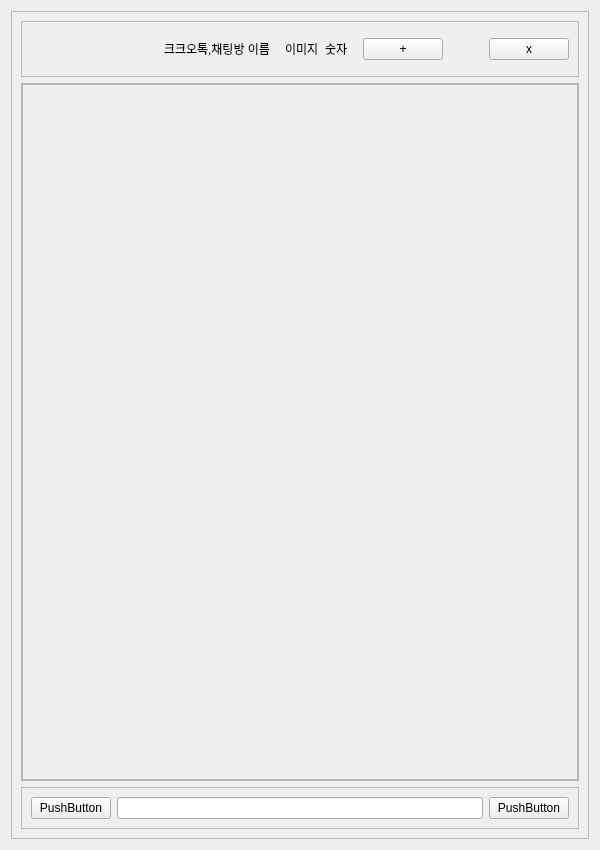
lee991229/KKOTalk, file Code/front/ui/page_talk_room_ui.ui: the form before one commit.
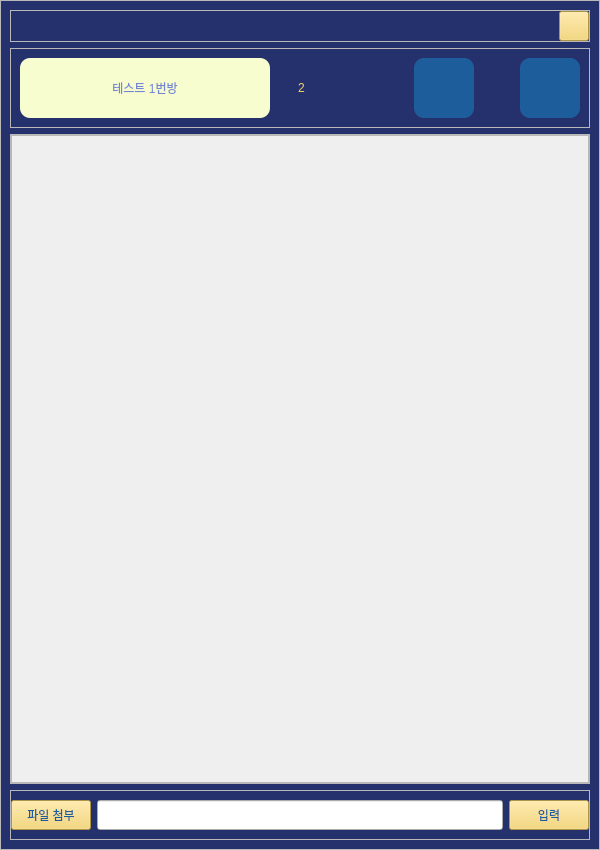
The form after the commit. Icons and pictures are not drawn.

Commit message: 팀장님의 ui스타일시트 수정 및 리소스 추가 컴버팅 파일 수정 변수,함수명 수정

```diff
--- a/Code/front/ui/page_talk_room_ui.ui
+++ b/Code/front/ui/page_talk_room_ui.ui
@@ -14,9 +14,95 @@
    <string>Form</string>
   </property>
   <property name="styleSheet">
-   <string notr="true"/>
+   <string notr="true">#talk_room_widget {
+	background-color: #25316D;
+	color: #1D5D9B;
+}
+
+
+QLabel{
+	color: #1D5D9B;
+	font: bold 16pt &quot;나눔고딕&quot;;
+}
+
+QPushButton{
+	background-color:#F4D160;
+	color: #1D5D9B;
+	font: bold 12pt &quot;나눔고딕&quot;;
+}
+
+QPushButton:hover{
+	background-color:#FFFF9D;
+}
+
+QPushButton:pressed{
+	background-color:#FEF5AC;
+}
+
+#btn_member_plus,
+#btn_member_minus
+{
+	background-color:#1D5D9B;
+	border-radius:10px;
+}
+
+#btn_member_plus:hover,
+#btn_member_minus:hover
+{
+	background-color:#B0DAFF;
+}
+
+#btn_member_plus:pressed,
+#btn_member_minus:pressed
+{
+	background-color:#9AC5F4;
+}
+
+#widget_title_wrapper{
+	background-color:#F8FDCF;
+	border-radius:10px;
+}
+
+
+#widget_title_wrapper #label_member_count{
+	color: #453C67;
+}
+#header_frame #label_member_count:hover{
+	color: #FBEEAC
+}
+
+
+#label_title{
+	font: bold 20pt &quot;나눔고딕&quot;;
+	color: #7286D3;
+}
+#label_member_count{
+	font: bold 15pt &quot;나눔고딕&quot;;
+	color: #F4D160;
+}
+
+QLineEdit{
+	color: #1D5D9B;
+	font: bold 12pt &quot;나눔고딕&quot;;
+}
+</string>
   </property>
   <layout class="QVBoxLayout" name="verticalLayout">
+   <property name="spacing">
+    <number>0</number>
+   </property>
+   <property name="leftMargin">
+    <number>0</number>
+   </property>
+   <property name="topMargin">
+    <number>0</number>
+   </property>
+   <property name="rightMargin">
+    <number>0</number>
+   </property>
+   <property name="bottomMargin">
+    <number>0</number>
+   </property>
    <item>
     <widget class="QFrame" name="frame_3">
      <property name="frameShape">
@@ -27,7 +113,73 @@
      </property>
      <layout class="QVBoxLayout" name="verticalLayout_3">
       <item>
-       <widget class="QFrame" name="frame_2">
+       <widget class="QFrame" name="frame_title">
+        <property name="frameShape">
+         <enum>QFrame::StyledPanel</enum>
+        </property>
+        <property name="frameShadow">
+         <enum>QFrame::Raised</enum>
+        </property>
+        <layout class="QHBoxLayout" name="horizontalLayout_4">
+         <property name="spacing">
+          <number>0</number>
+         </property>
+         <property name="leftMargin">
+          <number>0</number>
+         </property>
+         <property name="topMargin">
+          <number>0</number>
+         </property>
+         <property name="rightMargin">
+          <number>0</number>
+         </property>
+         <property name="bottomMargin">
+          <number>0</number>
+         </property>
+         <item>
+          <spacer name="horizontalSpacer_3">
+           <property name="orientation">
+            <enum>Qt::Horizontal</enum>
+           </property>
+           <property name="sizeType">
+            <enum>QSizePolicy::Expanding</enum>
+           </property>
+           <property name="sizeHint" stdset="0">
+            <size>
+             <width>200</width>
+             <height>20</height>
+            </size>
+           </property>
+          </spacer>
+         </item>
+         <item>
+          <widget class="QPushButton" name="btn_flist_close">
+           <property name="minimumSize">
+            <size>
+             <width>30</width>
+             <height>30</height>
+            </size>
+           </property>
+           <property name="maximumSize">
+            <size>
+             <width>30</width>
+             <height>30</height>
+            </size>
+           </property>
+           <property name="text">
+            <string/>
+           </property>
+           <property name="icon">
+            <iconset resource="../src_img/my_qrc.qrc">
+             <normaloff>:/newPrefix/x.svg</normaloff>:/newPrefix/x.svg</iconset>
+           </property>
+          </widget>
+         </item>
+        </layout>
+       </widget>
+      </item>
+      <item>
+       <widget class="QFrame" name="header_frame">
         <property name="frameShape">
          <enum>QFrame::StyledPanel</enum>
         </property>
@@ -36,49 +188,89 @@
         </property>
         <layout class="QHBoxLayout" name="horizontalLayout_2">
          <item>
-          <spacer name="horizontalSpacer">
-           <property name="orientation">
-            <enum>Qt::Horizontal</enum>
-           </property>
-           <property name="sizeHint" stdset="0">
+          <widget class="QWidget" name="widget_title_wrapper" native="true">
+           <property name="minimumSize">
             <size>
-             <width>40</width>
-             <height>20</height>
+             <width>250</width>
+             <height>0</height>
             </size>
            </property>
-          </spacer>
-         </item>
-         <item alignment="Qt::AlignHCenter">
-          <widget class="QLabel" name="label">
-           <property name="text">
-            <string>크크오톡,채팅방 이름</string>
-           </property>
+           <layout class="QHBoxLayout" name="horizontalLayout_3">
+            <item>
+             <widget class="QLabel" name="label_title">
+              <property name="text">
+               <string>테스트 1번방</string>
+              </property>
+              <property name="alignment">
+               <set>Qt::AlignCenter</set>
+              </property>
+             </widget>
+            </item>
+           </layout>
           </widget>
          </item>
          <item>
           <widget class="QWidget" name="widget_member_count" native="true">
            <layout class="QHBoxLayout" name="horizontalLayout">
             <item>
-             <widget class="QLabel" name="label_2">
+             <widget class="QLabel" name="label_member_icon">
               <property name="text">
-               <string>이미지</string>
+               <string/>
+              </property>
+              <property name="pixmap">
+               <pixmap resource="../src_img/my_qrc.qrc">:/newPrefix/user.svg</pixmap>
               </property>
              </widget>
             </item>
             <item>
-             <widget class="QLabel" name="label_3">
+             <widget class="QLabel" name="label_member_count">
               <property name="text">
-               <string>숫자</string>
+               <string>2</string>
               </property>
              </widget>
             </item>
            </layout>
           </widget>
          </item>
+         <item>
+          <spacer name="horizontalSpacer">
+           <property name="orientation">
+            <enum>Qt::Horizontal</enum>
+           </property>
+           <property name="sizeHint" stdset="0">
+            <size>
+             <width>40</width>
+             <height>20</height>
+            </size>
+           </property>
+          </spacer>
+         </item>
          <item>
           <widget class="QPushButton" name="btn_member_plus">
+           <property name="minimumSize">
+            <size>
+             <width>60</width>
+             <height>60</height>
+            </size>
+           </property>
+           <property name="maximumSize">
+            <size>
+             <width>60</width>
+             <height>60</height>
+            </size>
+           </property>
            <property name="text">
-            <string>+</string>
+            <string/>
+           </property>
+           <property name="icon">
+            <iconset resource="../src_img/my_qrc.qrc">
+             <normaloff>:/newPrefix/user-plus.svg</normaloff>:/newPrefix/user-plus.svg</iconset>
+           </property>
+           <property name="iconSize">
+            <size>
+             <width>40</width>
+             <height>40</height>
+            </size>
            </property>
           </widget>
          </item>
@@ -99,9 +291,31 @@
           </spacer>
          </item>
          <item>
-          <widget class="QPushButton" name="pushButton">
+          <widget class="QPushButton" name="btn_member_minus">
+           <property name="minimumSize">
+            <size>
+             <width>60</width>
+             <height>60</height>
+            </size>
+           </property>
+           <property name="maximumSize">
+            <size>
+             <width>60</width>
+             <height>60</height>
+            </size>
+           </property>
            <property name="text">
-            <string>x</string>
+            <string/>
+           </property>
+           <property name="icon">
+            <iconset resource="../src_img/my_qrc.qrc">
+             <normaloff>:/newPrefix/log-out.svg</normaloff>:/newPrefix/log-out.svg</iconset>
+           </property>
+           <property name="iconSize">
+            <size>
+             <width>40</width>
+             <height>40</height>
+            </size>
            </property>
           </widget>
          </item>
@@ -145,8 +359,8 @@
              <rect>
               <x>0</x>
               <y>0</y>
-              <width>558</width>
-              <height>703</height>
+              <width>576</width>
+              <height>646</height>
              </rect>
             </property>
             <layout class="QVBoxLayout" name="verticalLayout_2">
@@ -186,6 +400,18 @@
       </item>
       <item>
        <widget class="QFrame" name="frame_9">
+        <property name="minimumSize">
+         <size>
+          <width>0</width>
+          <height>50</height>
+         </size>
+        </property>
+        <property name="maximumSize">
+         <size>
+          <width>16777215</width>
+          <height>50</height>
+         </size>
+        </property>
         <property name="frameShape">
          <enum>QFrame::StyledPanel</enum>
         </property>
@@ -193,20 +419,75 @@
          <enum>QFrame::Raised</enum>
         </property>
         <layout class="QHBoxLayout" name="horizontalLayout_10">
+         <property name="leftMargin">
+          <number>0</number>
+         </property>
+         <property name="topMargin">
+          <number>0</number>
+         </property>
+         <property name="rightMargin">
+          <number>0</number>
+         </property>
+         <property name="bottomMargin">
+          <number>0</number>
+         </property>
          <item>
-          <widget class="QPushButton" name="pushButton_5">
+          <widget class="QPushButton" name="btn_transfer_file">
+           <property name="sizePolicy">
+            <sizepolicy hsizetype="Minimum" vsizetype="Expanding">
+             <horstretch>0</horstretch>
+             <verstretch>0</verstretch>
+            </sizepolicy>
+           </property>
+           <property name="minimumSize">
+            <size>
+             <width>0</width>
+             <height>30</height>
+            </size>
+           </property>
+           <property name="maximumSize">
+            <size>
+             <width>16777215</width>
+             <height>30</height>
+            </size>
+           </property>
            <property name="text">
-            <string>PushButton</string>
+            <string>파일 첨부</string>
            </property>
           </widget>
          </item>
          <item>
-          <widget class="QLineEdit" name="user_chatting_lineedit"/>
+          <widget class="QLineEdit" name="user_chatting_lineedit">
+           <property name="minimumSize">
+            <size>
+             <width>0</width>
+             <height>30</height>
+            </size>
+           </property>
+          </widget>
          </item>
          <item>
-          <widget class="QPushButton" name="chat_input_button">
+          <widget class="QPushButton" name="btn_chat_enter">
+           <property name="sizePolicy">
+            <sizepolicy hsizetype="Minimum" vsizetype="Expanding">
+             <horstretch>0</horstretch>
+             <verstretch>0</verstretch>
+            </sizepolicy>
+           </property>
+           <property name="minimumSize">
+            <size>
+             <width>0</width>
+             <height>30</height>
+            </size>
+           </property>
+           <property name="maximumSize">
+            <size>
+             <width>16777215</width>
+             <height>30</height>
+            </size>
+           </property>
            <property name="text">
-            <string>PushButton</string>
+            <string>입력</string>
            </property>
           </widget>
          </item>
```
Left out of the diff: 6 changed lines with no effect on the pictures. The commit also changes 44 other files.
